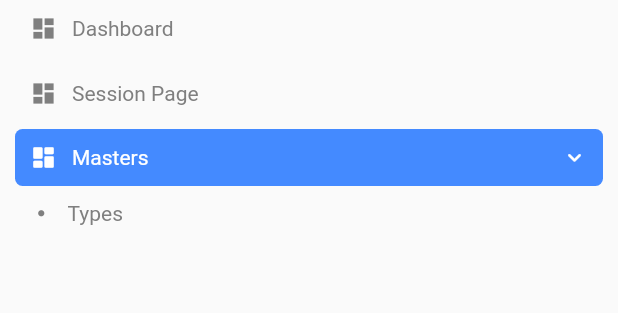
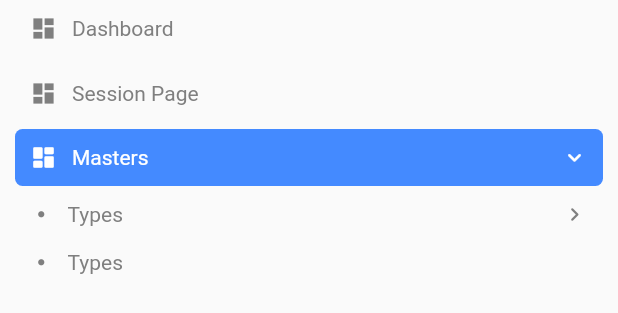
Before and after one commit to kholifanalfon/bs_admin, a Flutter app: the SidebarMenus widget shown alone on an empty page, opened directly, after a tap on "Masters", on a phone screen of 412 x 824 dp. Shown: the top 313 px of the screen. Run offline on Flutter 3.47's test engine with Material 2 defaults, Android fonts, the light colour scheme and no system bars; our stand-ins replace fluro, shared_preferences; missing offline and left inert: bs_flutter, http_repository; accounts and stored records are empty; statements that could not run were skipped.

Commit message:
- Bug fixed

```diff
--- a/lib/utils/src/session_utils.dart
+++ b/lib/utils/src/session_utils.dart
@@ -4,6 +4,7 @@ class SessionCode {
 
   static const String userid = 'tNsjQ';
   static const String fullname = 'Cv6O1';
+  static const String sessionBAru = 'asda';
 }
 
 class SessionUtils {
--- a/lib/views/masters/types/widget/type_form.dart
+++ b/lib/views/masters/types/widget/type_form.dart
@@ -28,6 +28,8 @@ class TypeFormModal extends StatefulWidget {
 
 class _TypeFormModalState extends State<TypeFormModal> {
 
+  GlobalKey<FormState> _formState = GlobalKey<FormState>();
+
   late TypeForm _typeForm;
 
   @override
@@ -50,6 +52,8 @@ class _TypeFormModalState extends State<TypeFormModal> {
     return BsModal(
         context: context,
         dialog: BsModalDialog(
+          child: Form(
+            key: _formState,
             child: BsModalContent(
               children: [
                 BsModalContainer(title: Text(DBText.formTitle(TypeText.title)), closeButton: true),
@@ -95,6 +99,7 @@ class _TypeFormModalState extends State<TypeFormModal> {
                 )
               ],
             ),
+          ),
         )
     );
   }
--- a/lib/views/skins/layout/sidebar-menus.dart
+++ b/lib/views/skins/layout/sidebar-menus.dart
@@ -52,6 +52,20 @@ class _SidebarMenusState extends State<SidebarMenus> {
                   label: 'Types',
                   menuKey: TypeRoute.routeKey,
                   onPressed: () => Routes.redirect(context, TypeRoute.user),
+                  children: [
+                    SidebarMenuChild(
+                      active: TypeRoute.routeKey == widget.menuKey,
+                      label: 'Types 1.1',
+                      menuKey: TypeRoute.routeKey,
+                      onPressed: () => Routes.redirect(context, TypeRoute.user),
+                    )
+                  ],
+                ),
+                SidebarMenuChild(
+                  active: TypeRoute.routeKey == widget.menuKey,
+                  label: 'Types',
+                  menuKey: TypeRoute.routeKey,
+                  onPressed: () => Routes.redirect(context, TypeRoute.user),
                 )
               ],
             ),
```
Lines whose indentation alone changed are shown as unchanged.
